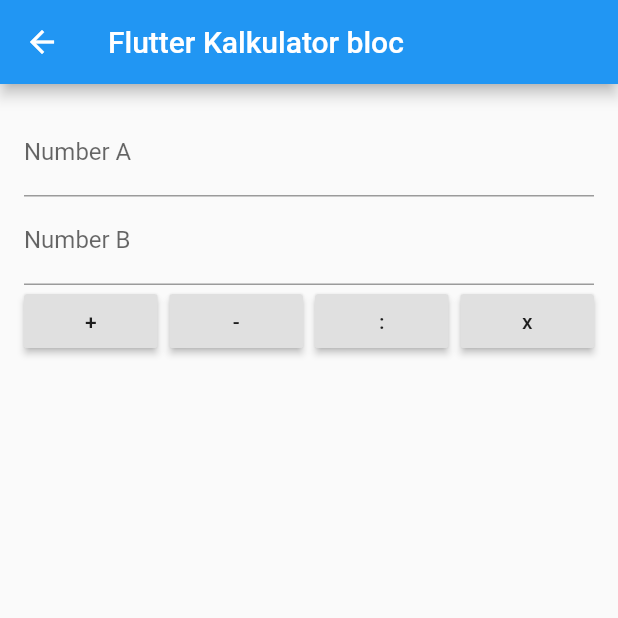
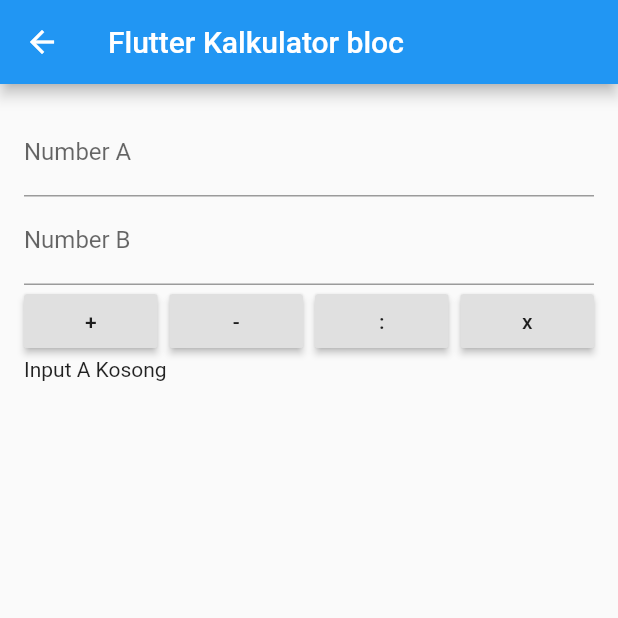
Before and after one commit to arif5995/bloc_calulate, a Flutter app: the KalkulatorPage screen opened directly, after a tap on an icon or button, on a phone screen of 412 x 824 dp, the top half of it. Run offline on Flutter 3.47's test engine with Material 2 defaults, Android fonts, the phone set to English and light mode, and no system bars; our stand-ins replace rxdart.

Commit message:
no message

```diff
--- a/lib/blocKalkulator.dart
+++ b/lib/bloc/blocKalkulator.dart
@@ -80,6 +80,10 @@
     _eventController.stream.listen(_mapEventToState);
   }
 
+  void add(KalkulatorEvent event){
+    eventSink.add(event);
+  }
+
   void dispose(){
     _eventController.close();
     _stateController.close();
--- a/lib/main.dart
+++ b/lib/main.dart
@@ -1,4 +1,4 @@
-import 'package:bloccalulate/bloc.dart';
+import 'file:///D:/FlutterApp/Latihan/bloc_caculate/bloc_calulate/lib/bloc/bloc.dart';
 import 'package:bloccalulate/ui/kalkulator_page.dart';
 import 'package:bloccalulate/ui/plesminus_page.dart';
 import 'package:flutter/cupertino.dart';
--- a/lib/ui/kalkulator_page.dart
+++ b/lib/ui/kalkulator_page.dart
@@ -1,4 +1,4 @@
-import 'package:bloccalulate/blocKalkulator.dart';
+import 'package:bloccalulate/bloc/blocKalkulator.dart';
 import 'package:flutter/material.dart';
 
 class KalkulatorPage extends StatefulWidget {
@@ -13,12 +13,21 @@
   final TextEditingController _controllerNumberB = TextEditingController();
 
   void calculate(Operation operation){
-    int numberA =  int.parse(_controllerNumberA.text.toString());
-    int numberB =  int.parse(_controllerNumberB.text.toString());
-    print("Data a: ${numberA.toString()}");
-    print("Data b: ${numberB.toString()}");
-    kalkulatorBloc.eventSink.add(KalkulatorEvent(operation, numberA, numberB));
-    //KalkulatorEvent(operation, numberA, numberB);
+    if (_controllerNumberA.text.isEmpty && _controllerNumberB.text.isEmpty){
+      kalkulatorBloc.add(KalkulatorEvent(operation, null, null));
+    } else if (_controllerNumberA.text.isEmpty){
+      int numberB =  int.parse(_controllerNumberB.text.toString());
+      kalkulatorBloc.add(KalkulatorEvent(operation, null, numberB));
+    } else if (_controllerNumberB.text.isEmpty){
+      int numberA =  int.parse(_controllerNumberA.text.toString());
+      kalkulatorBloc.add(KalkulatorEvent(operation, numberA, null));
+    }else {
+      int numberA = int.parse(_controllerNumberA.text.toString());
+      int numberB = int.parse(_controllerNumberB.text.toString());
+      print("Data a: ${numberA.toString()}");
+      print("Data b: ${numberB.toString()}");
+      kalkulatorBloc.add(KalkulatorEvent(operation, numberA, numberB));
+    }
   }
 
 
@@ -104,6 +113,9 @@
                               Text("Input B: ${_controllerNumberB.text}")
                             ],
                           );
+                        }else if (snapshot.data is KalkulatoorFailed) {
+                          final errors = snapshot.data as KalkulatoorFailed;
+                          return Text(errors.error);
                         }else {
                           return Container();
                         }
--- a/lib/ui/plesminus_page.dart
+++ b/lib/ui/plesminus_page.dart
@@ -1,4 +1,3 @@
-import 'package:bloccalulate/bloc.dart';
 import 'package:flutter/material.dart';
 class HomeScreen extends StatefulWidget {
   @override
```
Also changed, not shown: lib/bloc/bloc.dart (renamed from lib/bloc.dart).
